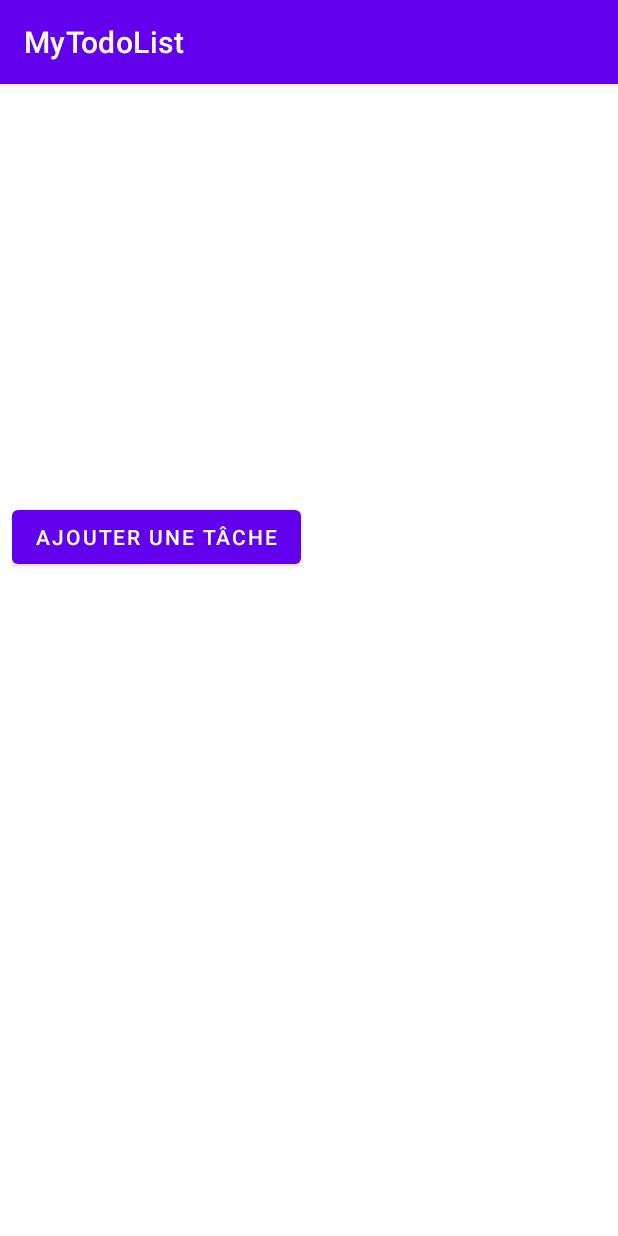
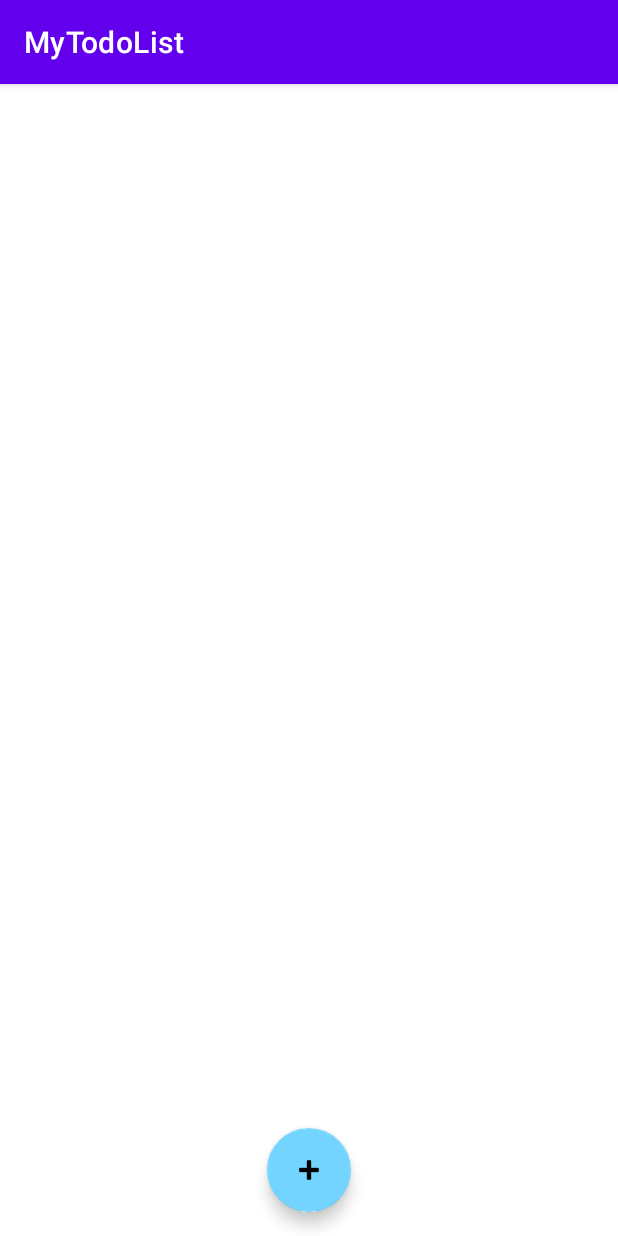
Before and after one commit to Pablo-Rio/MyTodoList, an Android app: the screen it shows after launch (MainActivity), on a phone screen of 412 x 824 dp. Run offline under Robolectric (Android 15) with nearby library versions, the phone set to English and light mode, and no system bars.

Commit message:
Ajout bouton "+" en bas de l'écran

```diff
--- a/app/src/main/res/layout/activity_main.xml
+++ b/app/src/main/res/layout/activity_main.xml
@@ -1,28 +1,24 @@
 <?xml version="1.0" encoding="utf-8"?>
-<LinearLayout xmlns:android="http://schemas.android.com/apk/res/android"
+<androidx.coordinatorlayout.widget.CoordinatorLayout xmlns:android="http://schemas.android.com/apk/res/android"
     xmlns:app="http://schemas.android.com/apk/res-auto"
     xmlns:tools="http://schemas.android.com/tools"
     android:layout_width="match_parent"
     android:layout_height="match_parent"
-    android:layout_marginBottom="8dp"
-    android:layout_marginEnd="8dp"
-    android:layout_marginStart="8dp"
-    android:layout_marginTop="8dp"
-    android:orientation="vertical"
-    tools:context="iut.project.mytodolist.MainActivity">
+    tools:context=".MainActivity">
 
-    <LinearLayout
-        android:layout_width="wrap_content"
-        android:layout_height="250sp"
-        android:layout_marginTop="20sp">
-        <ListView
-            android:id="@+id/listView"
-            android:layout_width="wrap_content"
-            android:layout_height="350sp"/>
-    </LinearLayout>
-    <Button
+    <include layout="@layout/content_main" />
+
+    <com.google.android.material.floatingactionbutton.FloatingActionButton
+        android:id="@+id/floatingActionButton"
         android:layout_width="wrap_content"
         android:layout_height="wrap_content"
-        android:text="@string/add"
-        android:onClick="addTaskPage" />
-</LinearLayout>
+        android:layout_marginBottom="16dp"
+        android:layout_gravity="bottom|center"
+        android:clickable="true"
+        android:contentDescription=""
+        android:onClick="addTaskPage"
+        app:backgroundTint="#73D5FF"
+        app:srcCompat="@android:drawable/ic_input_add"
+        android:focusable="true" />
+
+</androidx.coordinatorlayout.widget.CoordinatorLayout>
--- /dev/null
+++ b/app/src/main/res/layout/content_main.xml
@@ -0,0 +1,21 @@
+<?xml version="1.0" encoding="utf-8"?>
+<LinearLayout xmlns:android="http://schemas.android.com/apk/res/android"
+    xmlns:app="http://schemas.android.com/apk/res-auto"
+    xmlns:tools="http://schemas.android.com/tools"
+    android:layout_width="match_parent"
+    android:layout_height="match_parent"
+
+    android:layout_marginEnd="12dp"
+    android:layout_marginStart="12dp"
+    android:orientation="vertical"
+
+    tools:context="iut.project.mytodolist.MainActivity">
+
+    <ListView
+        android:id="@+id/listView"
+        android:layout_width="wrap_content"
+        android:layout_height="match_parent"
+        android:clipToPadding="false"
+        android:paddingBottom="82dp"/>
+
+</LinearLayout>
```
